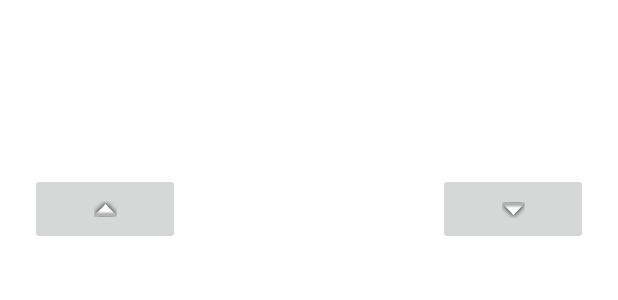
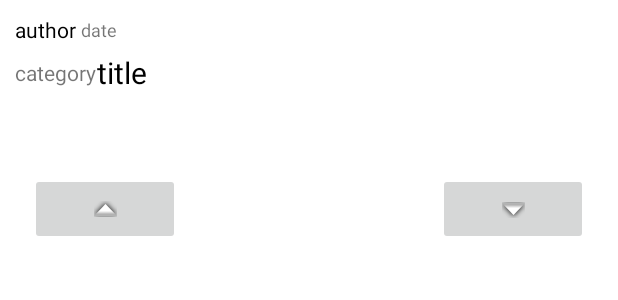
Before and after one commit to jakubpraszkowski/Dating-application-with-Pepe-memes, an Android app: the layout meme.xml on its own in the app's theme, with its tools: preview values and no code run, on a phone screen of 412 x 824 dp. Shown: the top 300 px of the screen. Run offline under Robolectric (Android 15) with nearby library versions, the phone set to English and light mode, and no system bars.

Commit message:
updated: meme displaying

```diff
--- a/app/src/main/java/com/example/meme_dating/RecylerViewAdapter.java
+++ b/app/src/main/java/com/example/meme_dating/RecylerViewAdapter.java
@@ -67,6 +67,7 @@ public class RecylerViewAdapter extends RecyclerView.Adapter<RecyclerView.ViewHo
         TextView titleTextView;
         TextView authorTextView;
         TextView dateTextView;
+        TextView categoryText;
 
         public ItemViewHolder(@NonNull View itemView) {
             super(itemView);
@@ -74,6 +75,7 @@ public class RecylerViewAdapter extends RecyclerView.Adapter<RecyclerView.ViewHo
             titleTextView = itemView.findViewById(R.id.titleText);
             authorTextView = itemView.findViewById(R.id.authorLink);
             dateTextView= itemView.findViewById(R.id.dateTextView);
+            categoryText= itemView.findViewById(R.id.categoryText);
         }
     }
 
@@ -92,7 +94,8 @@ public class RecylerViewAdapter extends RecyclerView.Adapter<RecyclerView.ViewHo
 
     private void populateItemRows(ItemViewHolder viewHolder, int position) {
         viewHolder.titleTextView.setText(mItemList.get(position).title);
-        viewHolder.authorTextView.setText("author "+mItemList.get(position).u_id);
+        viewHolder.authorTextView.setText(mItemList.get(position).u_name);
+        viewHolder.categoryText.setText(mItemList.get(position).cat_name+"/");
         viewHolder.dateTextView.setText(DateFor.format(mItemList.get(position).uploadDate));
 
         String imageUri = mItemList.get(position).url;
--- a/app/src/main/res/layout/meme.xml
+++ b/app/src/main/res/layout/meme.xml
@@ -1,6 +1,7 @@
 <?xml version="1.0" encoding="utf-8"?>
 <androidx.constraintlayout.widget.ConstraintLayout xmlns:android="http://schemas.android.com/apk/res/android"
     xmlns:app="http://schemas.android.com/apk/res-auto"
+    xmlns:tools="http://schemas.android.com/tools"
     android:layout_width="match_parent"
     android:layout_height="wrap_content">
 
@@ -23,11 +24,11 @@
         android:id="@+id/titleText"
         android:layout_width="wrap_content"
         android:layout_height="wrap_content"
-        android:layout_marginStart="10dp"
         android:layout_marginTop="5dp"
+        android:text="title"
         android:textColor="@color/black"
         android:textSize="20sp"
-        app:layout_constraintStart_toStartOf="parent"
+        app:layout_constraintStart_toEndOf="@+id/categoryText"
         app:layout_constraintTop_toBottomOf="@+id/authorLink" />
 
     <TextView
@@ -36,6 +37,7 @@
         android:layout_height="wrap_content"
         android:layout_marginStart="10dp"
         android:layout_marginTop="10dp"
+        android:text="author"
         android:textColor="@color/black"
         app:layout_constraintStart_toStartOf="parent"
         app:layout_constraintTop_toTopOf="parent" />
@@ -45,6 +47,7 @@
         android:layout_width="wrap_content"
         android:layout_height="wrap_content"
         android:layout_marginStart="3dp"
+        android:text="date"
         android:textSize="12sp"
         app:layout_constraintBottom_toBottomOf="@+id/authorLink"
         app:layout_constraintStart_toEndOf="@+id/authorLink"
@@ -71,4 +74,14 @@
         app:layout_constraintTop_toBottomOf="@+id/imageViewMeme"
         app:srcCompat="@android:drawable/arrow_down_float"
         android:contentDescription="dislike" />
+
+    <TextView
+        android:id="@+id/categoryText"
+        android:layout_width="wrap_content"
+        android:layout_height="wrap_content"
+        android:layout_marginStart="10dp"
+        android:text="category"
+        app:layout_constraintBottom_toBottomOf="@+id/titleText"
+        app:layout_constraintStart_toStartOf="parent"
+        app:layout_constraintTop_toTopOf="@+id/titleText" />
 </androidx.constraintlayout.widget.ConstraintLayout>
```
Also changed, not shown: app/src/main/java/com/example/meme_dating/Meme.java (+5 -3 lines), app/src/main/java/com/example/meme_dating/ui/categoryMain/CategoryMainFragment.java (+10 -8 lines), 1 other file.
